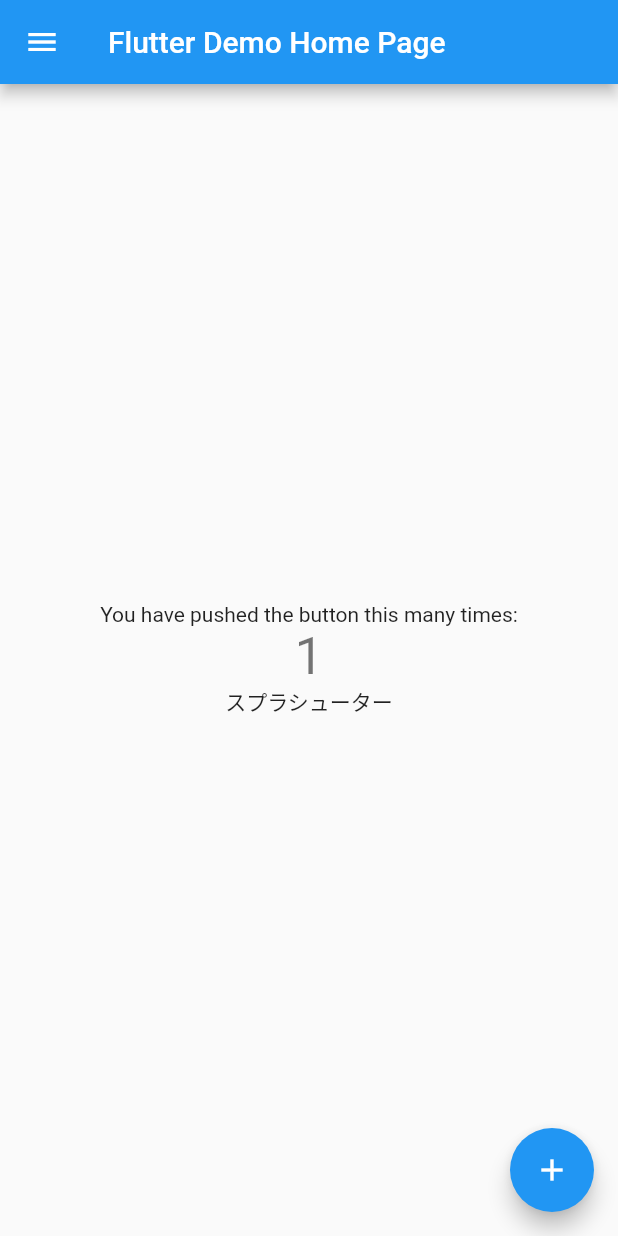
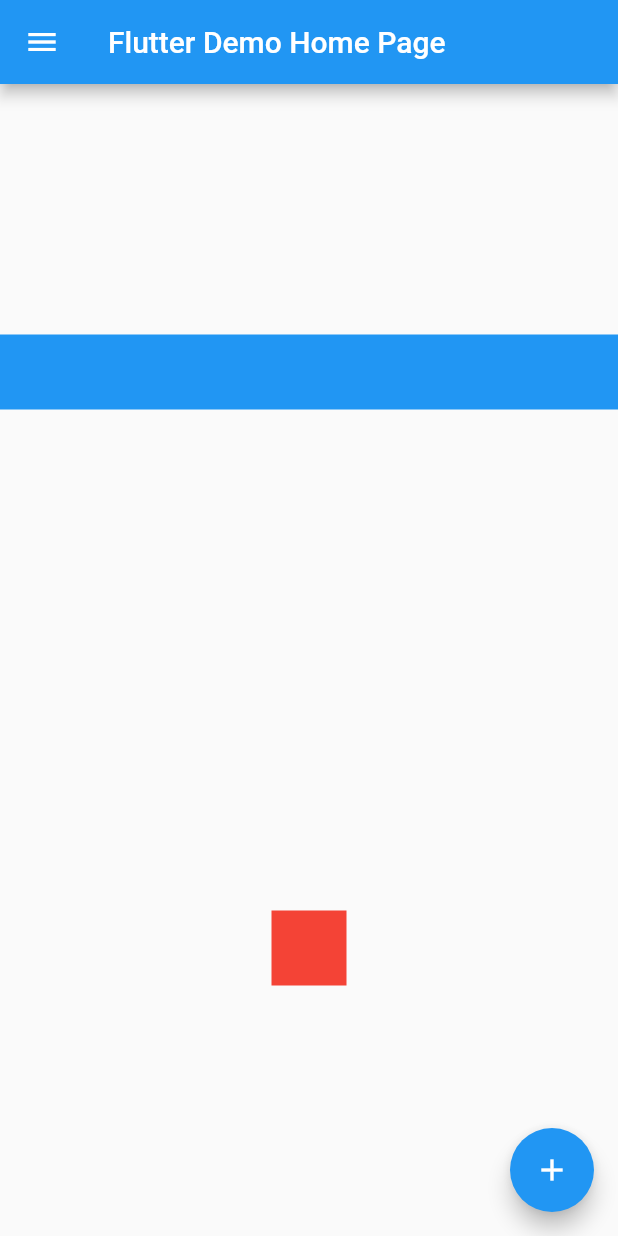
Before and after one commit to moguranran/splatoon_weapon_roulette, a Flutter app: the screen it shows after launch, after a tap on the "add" icon, on a phone screen of 412 x 824 dp. Run offline on Flutter 3.47's test engine with Material 2 defaults, Android fonts, the phone set to English and light mode, and no system bars.

Commit message:
Container作成用クラス、Tagを追加

```diff
--- /dev/null
+++ b/lib/Tag/Tag.dart
@@ -0,0 +1,112 @@
+import 'package:flutter/material.dart';
+
+class Tag {
+  int _container_cnt = 1;
+
+  Container changeContainer() {
+    Container container = null;
+    switch (_container_cnt) {
+      case 1:
+        container = _makeTagOne();
+        break;
+      case 2:
+        container = _makeTagTwo();
+        break;
+      case 3:
+        container = _makeTagThree();
+        break;
+      case 4:
+        container = _makeTagFour();
+        break;
+      default:
+    }
+
+    _container_cnt++;
+    if (_container_cnt > 4) _container_cnt = 1;
+
+    return container;
+  }
+
+  Container _makeTagOne() {
+    return Container(
+        child: Column(
+      mainAxisAlignment: MainAxisAlignment.spaceAround,
+      children: <Widget>[
+        Container(
+          color: Colors.blue,
+          height: 50,
+        ),
+      ],
+    ));
+  }
+
+  Container _makeTagTwo() {
+    return Container(
+      child: Column(
+        mainAxisAlignment: MainAxisAlignment.spaceAround,
+        children: <Widget>[
+          Container(
+            color: Colors.blue,
+            height: 50,
+          ),
+          Container(
+            color: Colors.red,
+            width: 50,
+            height: 50,
+          ),
+        ],
+      ),
+    );
+  }
+
+  Container _makeTagThree() {
+    return Container(
+        child: Column(
+      mainAxisAlignment: MainAxisAlignment.spaceAround,
+      children: <Widget>[
+        Container(
+          color: Colors.blue,
+          height: 50,
+        ),
+        Container(
+          color: Colors.red,
+          width: 50,
+          height: 50,
+        ),
+        Container(
+          color: Colors.green,
+          width: 50,
+          height: 50,
+        ),
+      ],
+    ));
+  }
+
+  Container _makeTagFour() {
+    return Container(
+        child: Column(
+      mainAxisAlignment: MainAxisAlignment.spaceAround,
+      children: <Widget>[
+        Container(
+          color: Colors.blue,
+          height: 50,
+        ),
+        Container(
+          color: Colors.red,
+          width: 50,
+          height: 50,
+        ),
+        Container(
+          color: Colors.green,
+          width: 50,
+          height: 50,
+        ),
+        Container(
+          color: Colors.yellow,
+          width: 50,
+          height: 50,
+        ),
+      ],
+    ));
+  }
+}
--- a/lib/main.dart
+++ b/lib/main.dart
@@ -2,6 +2,7 @@ import 'dart:convert';
 
 import 'package:flutter/material.dart';
 import 'package:splatoon_weapon_roulette/Player/player.dart';
+import 'package:splatoon_weapon_roulette/Tag/Tag.dart';
 import 'package:splatoon_weapon_roulette/Weapon/Weapon.dart';
 
 import 'dart:async' show Future;
@@ -67,8 +68,8 @@ class MyHomePage extends StatefulWidget {
 class _MyHomePageState extends State<MyHomePage> {
   int _counter = 0;
   Weapon _weapon;
-
   int _cnt = 0;
+  Tag tag = new Tag();
 
   void _showWeapon() {
     setState(() {
@@ -86,7 +87,8 @@ class _MyHomePageState extends State<MyHomePage> {
   }
 
   Text _getWeaponName() {
-    if (players[0].weapons.length == 0) return Text('ここにブキ名が表示されます');
+    if (players[0].weapons.length == 0 || _weapon == null)
+      return Text('ここにブキ名が表示されます');
 
     if (players[0].weapons[_counter].mainWeapon == 'シューター') {
       return new Text('${_weapon.name} シューター');
@@ -105,21 +107,31 @@ class _MyHomePageState extends State<MyHomePage> {
         ),
         title: Text(widget.title),
       ),
-      body: Center(
-        child: Column(
-          mainAxisAlignment: MainAxisAlignment.center,
-          children: <Widget>[
-            Text(
-              'You have pushed the button this many times:',
-            ),
-            Text(
-              '$_counter',
-              style: Theme.of(context).textTheme.headline4,
-            ),
-            _getWeaponName(),
-          ],
-        ),
-      ),
+      // body: Center(
+      //   child: Column(
+      //     mainAxisAlignment: MainAxisAlignment.center,
+      //     children: <Widget>[
+      //       Text(
+      //         'You have pushed the button this many times:',
+      //       ),
+      //       Text(
+      //         '$_counter',
+      //         style: Theme.of(context).textTheme.headline4,
+      //       ),
+      //       _getWeaponName(),
+      //       Container(
+      //         color: Colors.blue,
+      //         width: 300.0,
+      //         height: 300.0,
+      //         child: Icon(
+      //           Icons.menu,
+      //           size: 50.0,
+      //         ),
+      //       )
+      //     ],
+      //   ),
+      // ),
+      body: makeSlot(),
       floatingActionButton: FloatingActionButton(
         onPressed: _showWeapon,
         tooltip: 'Increment',
@@ -127,4 +139,8 @@ class _MyHomePageState extends State<MyHomePage> {
       ),
     );
   }
+
+  Container makeSlot() {
+    return tag.changeContainer();
+  }
 }
```
